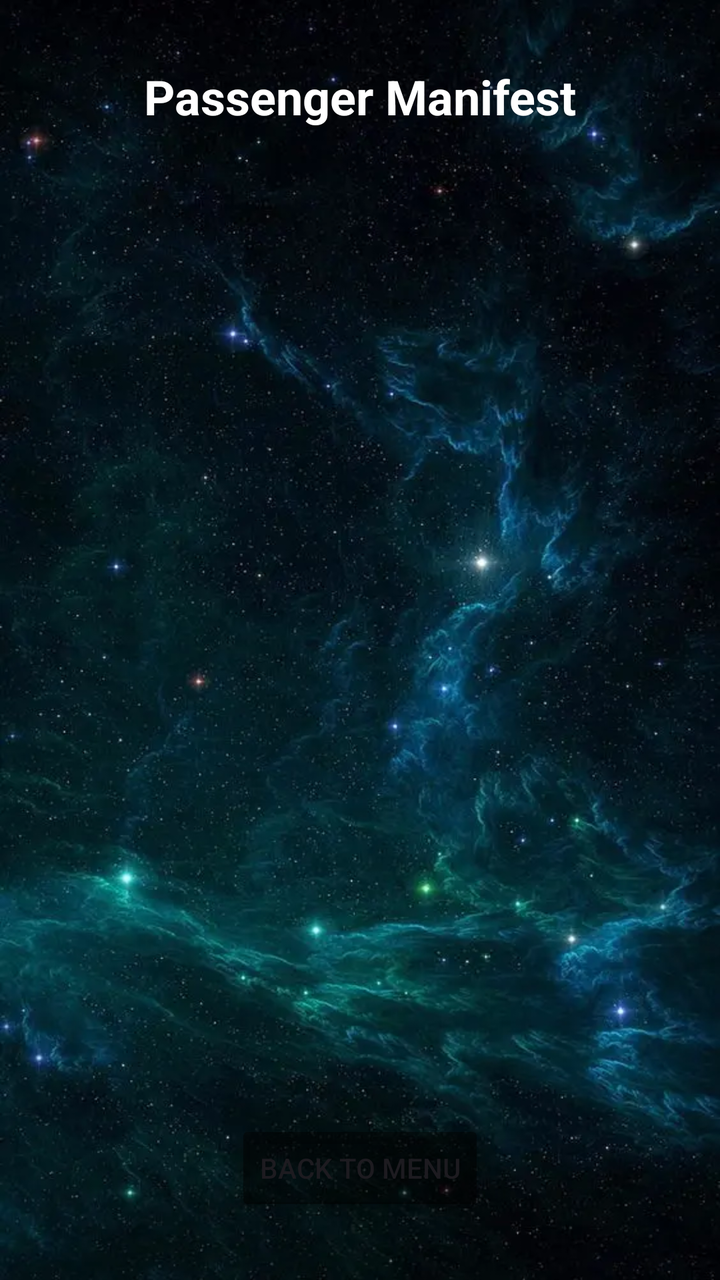
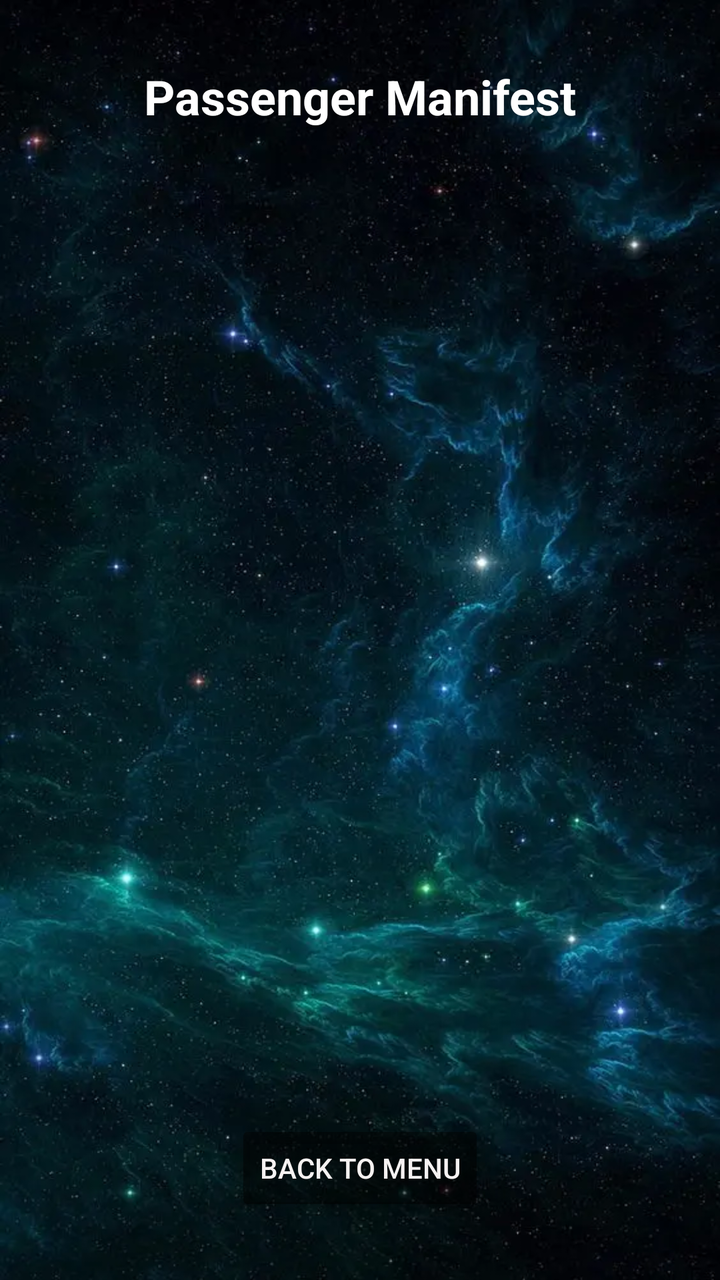

Before-and-after screenshots of an Android layout around one commit, followed by the original layout XML and the change that was made.
<!-- AndroidManifest.xml: application theme Theme.PROJECT -->
<!-- res/layout/passenger_manifest.xml -->
<?xml version="1.0" encoding="utf-8"?>
<androidx.constraintlayout.widget.ConstraintLayout xmlns:android="http://schemas.android.com/apk/res/android"
    xmlns:app="http://schemas.android.com/apk/res-auto"
    android:layout_width="match_parent"
    android:layout_height="match_parent"
    android:background="@drawable/space_background">

    <TextView
        android:id="@+id/manifest_title"
        android:layout_width="wrap_content"
        android:layout_height="wrap_content"
        android:layout_marginTop="32dp"
        android:text="Passenger Manifest"
        android:textColor="#FFFFFF"
        android:textSize="24sp"
        android:textStyle="bold"
        app:layout_constraintEnd_toEndOf="parent"
        app:layout_constraintStart_toStartOf="parent"
        app:layout_constraintTop_toTopOf="parent" />

    <androidx.recyclerview.widget.RecyclerView
        android:id="@+id/recycler_view_manifest"
        android:layout_width="0dp"
        android:layout_height="0dp"
        android:layout_marginTop="16dp"
        android:padding="8dp"
        app:layout_constraintBottom_toTopOf="@+id/back_to_menu_button"
        app:layout_constraintEnd_toEndOf="parent"
        app:layout_constraintStart_toStartOf="parent"
        app:layout_constraintTop_toBottomOf="@id/manifest_title" />

    <Button
        android:id="@+id/back_to_menu_button"
        android:layout_width="wrap_content"
        android:layout_height="wrap_content"
        android:layout_marginBottom="32dp"
        android:backgroundTint="#77000000"
        android:text="Back to Menu"
        app:layout_constraintBottom_toBottomOf="parent"
        app:layout_constraintEnd_toEndOf="parent"
        app:layout_constraintStart_toStartOf="parent" />

</androidx.constraintlayout.widget.ConstraintLayout>
<!-- resources referenced by this layout -->
<resources>
  <!-- drawable space_background: webp bitmap (drawable, 55618 bytes) -->
  <style name="Theme.PROJECT" parent="Base.Theme.PROJECT" />
  <style name="Base.Theme.PROJECT" parent="Theme.Material3.DayNight.NoActionBar">
      </style>
</resources>

<!-- the commit's change to res/layout/passenger_manifest.xml (unified diff, before → after) -->
@@ -36,6 +36,7 @@
         android:layout_marginBottom="32dp"
         android:backgroundTint="#77000000"
         android:text="Back to Menu"
+        android:textColor="#F6F2F2"
         app:layout_constraintBottom_toBottomOf="parent"
         app:layout_constraintEnd_toEndOf="parent"
         app:layout_constraintStart_toStartOf="parent" />
